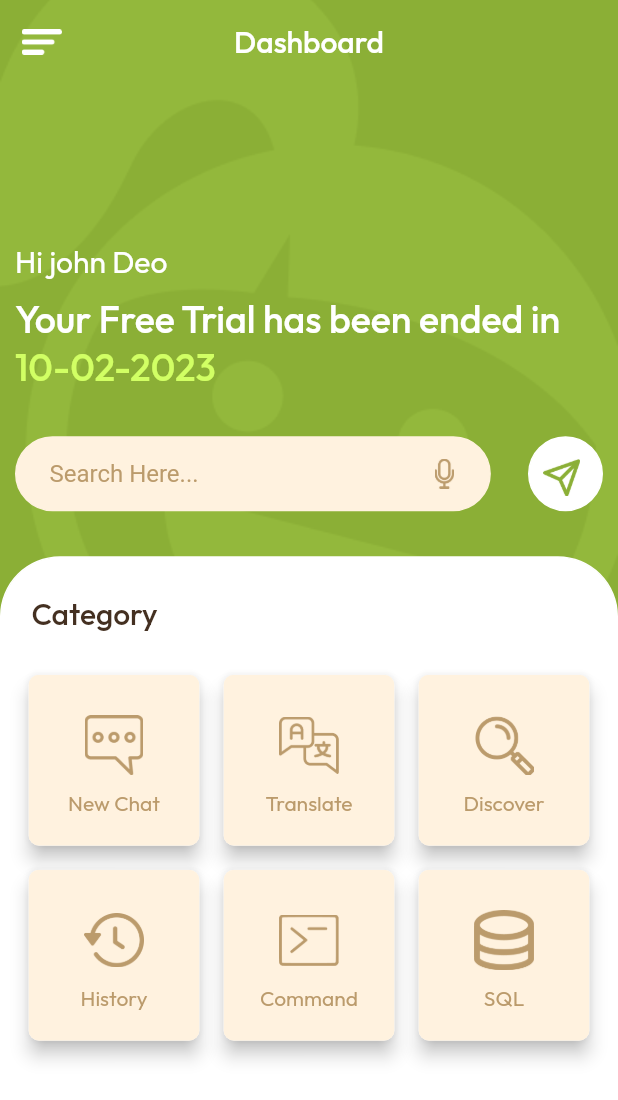
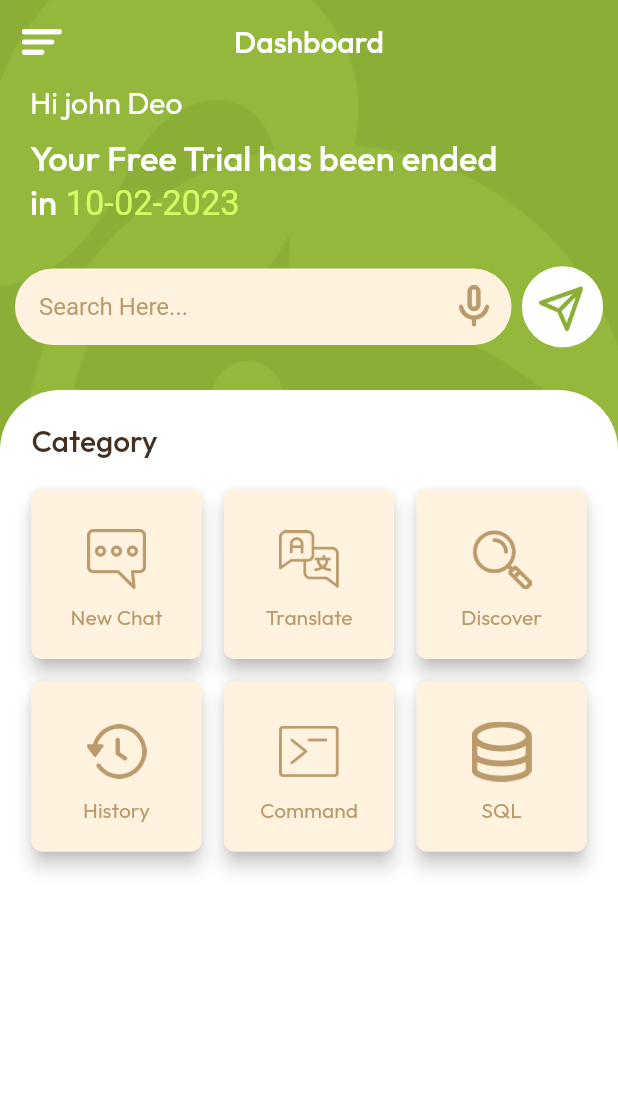
Before and after one commit to raghav53/auria_flutter, a Flutter app: the HomeScreen screen opened directly, on a phone screen of 412 x 824 dp. Shown: the top 1100 px of the screen. Run offline on Flutter 3.47's test engine with Material 2 defaults, Android fonts, the phone set to English and light mode, and no system bars; our stand-ins replace fluttertoast, shared_preferences, smooth_page_indicator; accounts and stored records are empty.

Commit message:
UI Modify

```diff
--- a/lib/screens/Home/HomeScreen.dart
+++ b/lib/screens/Home/HomeScreen.dart
@@ -14,22 +14,26 @@ import '../SignUp/SignUpModel.dart';
 import 'MainDrawer.dart';
 
 class HomeScreen extends StatefulWidget {
-
   static const String route = "HomeScreenRoute";
 
   const HomeScreen({Key? key}) : super(key: key);
 
   @override
   State<HomeScreen> createState() => _HomeScreenState();
-
 }
 
 class _HomeScreenState extends State<HomeScreen> {
-
   var vm = HomeVM();
 
-  List<String> listImages = ['assets/images/mess_icon.png','assets/images/translate_icon.png','assets/images/search_icon.png','assets/images/history_icon_cat.png','assets/images/command_icon.png','assets/images/sql_icon.png'];
-  List<String> listTitles = ['New Chat','Translate','Discover','History','Command','SQL'];
+  List<String> listImages = [
+    'assets/images/mess_icon.png',
+    'assets/images/translate_icon.png',
+    'assets/images/search_icon.png',
+    'assets/images/history_icon_cat.png',
+    'assets/images/command_icon.png',
+    'assets/images/sql_icon.png'
+  ];
+  List<String> listTitles = ['New Chat', 'Translate', 'Discover', 'History', 'Command', 'SQL'];
   String choise = '';
 
   @override
@@ -39,83 +43,73 @@ class _HomeScreenState extends State<HomeScreen> {
   }
 
   void callback() {
-    setState(() {
+    setState(() {});
+  }
 
-    });
-  }
   @override
   Widget build(BuildContext context) {
-    return Scaffold(
-      extendBodyBehindAppBar: true,
+    return Container(
+      height: double.infinity,
+      width: double.infinity,
+      decoration: const BoxDecoration(
+        image: DecorationImage(image: AssetImage("assets/images/background_img.png"), fit: BoxFit.cover),
+      ),
+      child: Scaffold(
+        backgroundColor: Colors.transparent,
         key: vm.scaffoldKey,
         appBar: AppBar(
           elevation: 0.0,
           centerTitle: true,
-        title: Common.mediumText(Strings.dashboard,20,AppColor.whiteColor,TextAlign.start),
+          title: Common.mediumText(Strings.dashboard, 20, AppColor.whiteColor, TextAlign.start),
           backgroundColor: Colors.transparent,
           leading: IconButton(
-          icon: Image.asset("assets/images/menu_icon.png",width: 27,height: 27,),
+            icon: Image.asset(
+              "assets/images/menu_icon.png",
+              width: 27,
+              height: 27,
+            ),
             onPressed: () {
               vm.scaffoldKey.currentState!.openDrawer();
             },
           ),
         ),
-
-      body: Stack(
-        alignment: Alignment.bottomCenter,
-        children: [
-          backgroundImage(context),
-          SingleChildScrollView(
-            child: Column(
+        body: Column(
           mainAxisAlignment: MainAxisAlignment.start,
           crossAxisAlignment: CrossAxisAlignment.start,
           children: [
-                const SizedBox(height: 100,),
             Padding(
-                  padding: const EdgeInsets.only(left: 10),
-                  child: Common.commonText("Hi ${vm.firstName()}"" ${vm.lastName()}", 20, AppColor.whiteColor,TextAlign.start),
+              padding: const EdgeInsets.symmetric(horizontal: 20),
+              child: Common.commonText("Hi ${vm.firstName()}" " ${vm.lastName()}", 20, AppColor.whiteColor, TextAlign.start),
             ),
-                const SizedBox(height: 10,),
+            const SizedBox(
+              height: 10,
+            ),
             Padding(
-                  padding: const EdgeInsets.only(left: 10,right: 20),
+              padding: const EdgeInsets.symmetric(horizontal: 20),
               child: RichText(
                 text: TextSpan(
                   text: Strings.freeTrialEnd,
-                      style: TextStyle(
-                          fontSize: 25,
-                          fontFamily: "Outfit-Medium",
-                          color: AppColor.whiteColor), /*defining default style is optional */
+                  style: TextStyle(fontSize: 23, fontFamily: "Outfit-Medium", color: AppColor.whiteColor),
+                  /*defining default style is optional */
                   children: <TextSpan>[
-                        TextSpan(
-                            text: ' 10-02-2023', style: TextStyle(fontSize: 25,
-                            fontFamily: "Outfit-Medium",
-                            color: AppColor.liteGreen)),
+                    TextSpan(text: ' 10-02-2023', style: TextStyle(color: AppColor.liteGreen)),
                   ],
                 ),
               ),
             ),
-                const SizedBox(height: 20,),
+            const SizedBox(
+              height: 20,
+            ),
             Padding(
-                  padding: const EdgeInsets.only(left: 10,right: 10),
+              padding: const EdgeInsets.only(left: 10, right: 10),
               child: Row(
-                    mainAxisAlignment: MainAxisAlignment.spaceBetween,
                 children: [
-                      Container(
-                        height: 50,
-                        width: MediaQuery.of(context).size.width*0.77,
+                  Flexible(
+                    child: Container(
                       alignment: Alignment.center,
                       decoration: BoxDecoration(
-                            color: AppColor.fieldColor,
-                            border: Border.all(color: AppColor.fieldColor),
-                            borderRadius: BorderRadius.circular(30)),
-                        margin: const EdgeInsets.fromLTRB(0, 10, 0, 10),
-                        child: Row(
-                          mainAxisAlignment: MainAxisAlignment.spaceBetween,
-                          children: [
-                            SizedBox(
-                              width: MediaQuery.of(context).size.width*0.55,
-                              child: Padding(
-                                padding: const EdgeInsets.only(left: 20),
+                          color: AppColor.fieldColor, border: Border.all(color: AppColor.fieldColor), borderRadius: BorderRadius.circular(30)),
+                      margin: const EdgeInsets.symmetric(vertical: 10),
                       child: TextFormField(
                         cursorColor: Colors.black,
                         keyboardType: TextInputType.text,
@@ -124,141 +118,115 @@ class _HomeScreenState extends State<HomeScreen> {
                             border: InputBorder.none,
                             focusedBorder: InputBorder.none,
                             enabledBorder: InputBorder.none,
+                            suffixIcon: Icon(
+                              Icons.mic_none_rounded,
+                              color: AppColor.fieldTextColor,
+                              size: 35,
+                            ),
                             errorBorder: InputBorder.none,
                             disabledBorder: InputBorder.none,
-                                      contentPadding: const EdgeInsets.only(left: 2, bottom: 0, top: 0, right: 0),
+                            contentPadding: const EdgeInsets.symmetric(horizontal: 15, vertical: 15),
                             hintText: Strings.searchHere,
                             hintStyle: TextStyle(color: AppColor.fieldTextColor)),
                       ),
                     ),
                   ),
-                            Row(
-                              children: [
-                                Image.asset("assets/images/mike_icon.png",height: 20,width: 20,),
-                                SizedBox(width: 20,),
-                              ],
-                            ),
-                          ],
-                        ),
-                      ),
+                  const SizedBox(width: 7),
                   Container(
-                        height: 50,
-                        width: 50,
-                        alignment: Alignment.center,
                     decoration: BoxDecoration(
                       color: AppColor.whiteColor,
                       border: Border.all(color: AppColor.whiteColor),
-                            borderRadius: BorderRadius.circular(30)),
-                        child: Padding(
-                          padding: const EdgeInsets.only(top: 5,right: 5),
-                          child: Image.asset("assets/images/send_message_icon.png",height: 25,width: 25,),
+                      borderRadius: BorderRadius.circular(30),
+                    ),
+                    padding: const EdgeInsets.only(top: 12, bottom: 10, left: 10, right: 12),
+                    child: Image.asset(
+                      "assets/images/send_message_icon.png",
+                      height: 30,
+                      width: 30,
                     ),
                   )
                 ],
               ),
             ),
-
-                Container(
+            Flexible(
+              child: Container(
                 margin: const EdgeInsets.only(top: 20),
                 decoration: BoxDecoration(
                   color: AppColor.whiteColor,
                   border: Border.all(color: AppColor.whiteColor),
-                    borderRadius: const BorderRadius.only(
-                        topLeft: Radius.circular(40),
-                        topRight: Radius.circular(40)),
+                  borderRadius: const BorderRadius.only(topLeft: Radius.circular(40), topRight: Radius.circular(40)),
                 ),
-                  width: MediaQuery.of(context).size.width,
-                  height: MediaQuery.of(context).size.height*0.55,
-                  padding: const EdgeInsets.fromLTRB(10, 25, 10, 10),
+                width: double.infinity,
+                padding: const EdgeInsets.symmetric(horizontal: 20, vertical: 20),
                 child: Column(
                   mainAxisSize: MainAxisSize.max,
                   crossAxisAlignment: CrossAxisAlignment.start,
                   children: [
-                      Padding(
-                        padding: const EdgeInsets.only(left: 10),
-                        child: Common.mediumText(Strings.category, 20, AppColor.textColor,TextAlign.start),
+                    Common.mediumText(Strings.category, 20, AppColor.textColor, TextAlign.start),
+                    const SizedBox(
+                      height: 20,
                     ),
-                      const SizedBox(height: 20,),
-                      SizedBox(
-                        height: MediaQuery.of(context).size.height*0.43,
-                        child: categoryList(),
+                    Flexible(child: categoryList()),
+                  ],
                 ),
-                    ],
               ),
             )
           ],
         ),
+        drawer: MainDrawer(),
       ),
-        ],
-      ),
-
-      drawer: MainDrawer(),
-
     );
   }
 
   Widget categoryList() {
     return GridView.builder(
       padding: EdgeInsets.zero,
-      gridDelegate:
-      const SliverGridDelegateWithFixedCrossAxisCount(
-        crossAxisCount: 3,
-      ),
+      gridDelegate: const SliverGridDelegateWithFixedCrossAxisCount(crossAxisCount: 3, crossAxisSpacing: 15, mainAxisSpacing: 15),
       itemCount: listImages.length,
-      shrinkWrap: true,
       itemBuilder: (BuildContext context, int index) {
-        String name = '';
-        String icon = '';
-        name = listTitles[index].toString();
-        icon = listImages[index].toString();
-
-        return Padding(
-          padding: const EdgeInsets.all(8.0),
-          child: Expanded(child: ChoiceChip(
+        return ChoiceChip(
           backgroundColor: AppColor.fieldColor,
           elevation: 5,
           shape: RoundedRectangleBorder(borderRadius: BorderRadius.circular(7)),
           label: Container(
             height: 130,
             width: 130,
-              decoration: BoxDecoration(
-                  borderRadius: BorderRadius.circular(10)),
+            decoration: BoxDecoration(borderRadius: BorderRadius.circular(10)),
             child: Padding(
               padding: const EdgeInsets.all(5),
               child: Column(
                 mainAxisAlignment: MainAxisAlignment.center,
                 children: <Widget>[
                   Image.asset(
-                      icon,
+                    listImages[index].toString(),
                     height: 40,
                     width: 40,
-                      color: (choise == name) ? Colors.white : AppColor.fieldTextColor,
+                    color: (choise == listTitles[index].toString()) ? Colors.white : AppColor.fieldTextColor,
                   ),
-                    SizedBox(
+                  const SizedBox(
                     height: 10,
                   ),
                   Text(
-                      name,
+                    listTitles[index].toString(),
                     style: TextStyle(
                       fontFamily: "Outfit-reg",
                       fontSize: 14,
-                        color: (choise == name) ? Colors.white : AppColor.fieldTextColor,),
+                      color: (choise == listTitles[index].toString()) ? Colors.white : AppColor.fieldTextColor,
+                    ),
                   )
                 ],
               ),
             ),
           ),
-            selected: (choise == name)?true:false,
-
+          selected: (choise == listTitles[index].toString()) ? true : false,
           selectedColor: AppColor.greenColor,
-            onSelected: (bool value){
+          onSelected: (bool value) {
             setState(() {
-                choise = name;
+              choise = listTitles[index].toString();
             });
-            },),),
+          },
         );
       },
     );
   }
-
 }
--- a/lib/utils/strings.dart
+++ b/lib/utils/strings.dart
@@ -37,7 +37,7 @@ class Strings{
   static var logOut = "Log Out";
   static var dashboard = "Dashboard";
   static var searchHere = "Search Here...";
-  static var freeTrialEnd = "Your Free Trial has been ended in";
+  static var freeTrialEnd = "Your Free Trial has been ended\nin";
   static var category = "Category";
   static var toYourAiAssistant = "to your ai assistant";
   static var unlockUnlimitedAccess = "Unlock \nUnlimited Access";
```
Also changed, not shown: lib/screens/Chat/ChatScreen.dart (+48 -60 lines), 2 other files. Lines whose indentation alone changed are shown as unchanged.
